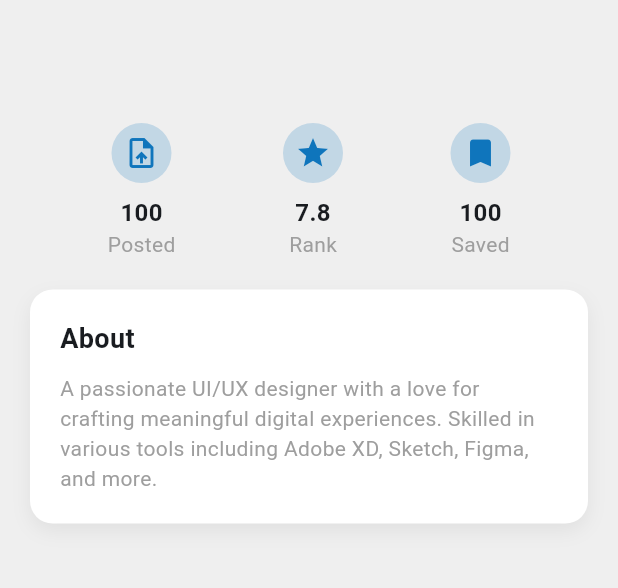
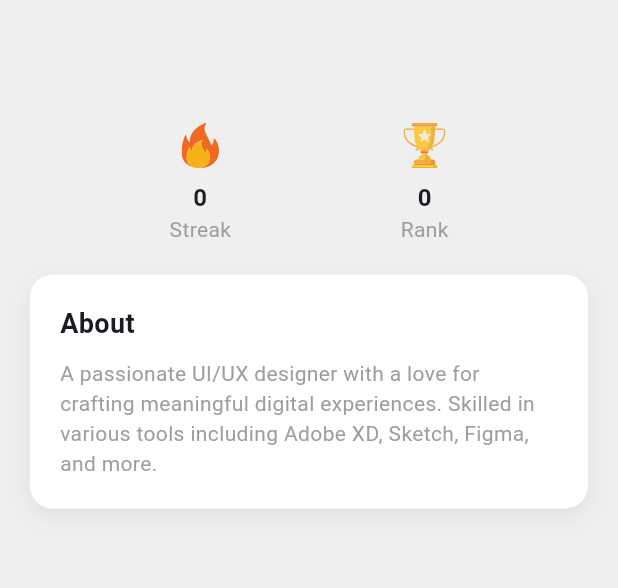
Before and after one commit to Dewchathu/naviX, a Flutter app: the ProfileScreen screen opened directly, on a phone screen of 412 x 824 dp, the part 309-897 px from its top. Run offline on Flutter 3.47's test engine with Material 3 defaults, Android fonts, the phone set to English and light mode, and no system bars; our stand-ins replace cloud_firestore, firebase_auth, firebase_core, firebase_storage, flutter_dotenv, flutter_gemini and 15 more; accounts and stored records are empty.

Commit message:
202501252343

```diff
--- /dev/null
+++ b/lib/providers/streak_provider.dart
@@ -0,0 +1,19 @@
+import 'package:flutter/material.dart';
+import 'package:navix/services/streak_service.dart';
+
+class StreakProvider with ChangeNotifier {
+  final StreakService _streakService = StreakService();
+  Map<String, dynamic> _streak = {};
+
+  Map<String, dynamic> get streak => _streak;
+
+  Future<void> loadStreak() async {
+    _streak = await _streakService.getUserStreakInfo();
+    notifyListeners();
+  }
+
+  Future<void> updateStreak() async {
+    await _streakService.updateLastActiveDate();
+    await loadStreak();
+  }
+}
--- a/lib/screens/profile_screen.dart
+++ b/lib/screens/profile_screen.dart
@@ -2,6 +2,7 @@ import 'dart:io';
 
 import 'package:flutter/material.dart';
 import 'package:flutter/services.dart';
+import 'package:flutter_svg/svg.dart';
 import 'package:image_picker/image_picker.dart';
 import 'package:provider/provider.dart';
 import '../actions/move_to_next_sceen.dart';
@@ -25,6 +26,8 @@ class _ProfileScreenState extends State<ProfileScreen> {
   final TextEditingController _nameController = TextEditingController();
   final TextEditingController _emailController = TextEditingController();
   String profilePictureUrl = "";
+  int streak = 0;
+  int rank = 0;
 
   @override
   void initState() {
@@ -44,6 +47,8 @@ class _ProfileScreenState extends State<ProfileScreen> {
 
           _nameController.text = userInfo["name"] ?? "";
           _emailController.text = userInfo["email"] ?? "";
+          streak = userInfo["dailyStreak"] ?? 0;
+          rank = userInfo["rank"] ?? 0;
         });
       }
     } catch (e) {
@@ -141,9 +146,8 @@ class _ProfileScreenState extends State<ProfileScreen> {
             Row(
               mainAxisAlignment: MainAxisAlignment.spaceEvenly,
               children: [
-                _buildStatCard('100', 'Posted', Icons.upload_file),
-                _buildStatCard('7.8', 'Rank', Icons.star),
-                _buildStatCard('100', 'Saved', Icons.bookmark),
+                _buildStatCard(streak.toString(), 'Streak', 'assets/svgs/flame.svg'),
+                _buildStatCard(rank.toString(), 'Rank', 'assets/svgs/winner.svg'),
               ],
             ),
             const SizedBox(height: 20),
@@ -188,12 +192,13 @@ class _ProfileScreenState extends State<ProfileScreen> {
     );
   }
 
-  Widget _buildStatCard(String value, String label, IconData icon) {
+  Widget _buildStatCard(String value, String label, String img) {
     return Column(
       children: [
-        CircleAvatar(
-          backgroundColor: const Color(0xFF0F75BC).withOpacity(0.2),
-          child: Icon(icon, color: const Color(0xFF0F75BC)),
+        SvgPicture.asset(
+          img,
+          width: 30,
+          height: 30,
         ),
         const SizedBox(height: 8),
         Text(
--- a/lib/screens/signup_screen.dart
+++ b/lib/screens/signup_screen.dart
@@ -116,6 +116,7 @@ class _SignupFormState extends State<SignupForm> {
             "score": 0,
             "dailyStreak": 0,
             "lastActiveDate": null,
+            "rank": 0
           }).then((value) {
             setState(() {
               isLoading = true;
--- a/lib/screens/splash_screen.dart
+++ b/lib/screens/splash_screen.dart
@@ -1,5 +1,4 @@
 import 'dart:async';
-
 import 'package:flutter/material.dart';
 import 'package:internet_connection_checker_plus/internet_connection_checker_plus.dart';
 import 'package:navix/actions/move_to_next_sceen.dart';
@@ -204,7 +203,7 @@ class _SplashScreenState extends State<SplashScreen> {
                     fontWeight: FontWeight.bold,
                     color: Colors.white)
             ),
-            const SizedBox(height: 10)
+            const SizedBox(height: 20)
           ],
         ),
       ),
--- a/lib/services/auth_service.dart
+++ b/lib/services/auth_service.dart
@@ -99,6 +99,7 @@ class AuthService {
               "score": 0,
               "dailyStreak": 0,
               "lastActiveDate": null,
+              "rank": 0
             };
 
             // Add user details to Firestore for the first time
--- a/pubspec.yaml
+++ b/pubspec.yaml
@@ -31,10 +31,10 @@ dependencies:
   flutter_local_notifications: ^17.2.3
   timezone: ^0.9.4
   home_widget: ^0.7.0
-  random_color: ^1.0.5
   percent_indicator: ^4.2.4
   internet_connection_checker_plus: ^2.7.0
   permission_handler: ^11.3.1
+  flutter_svg: ^2.0.17
 
 
 dev_dependencies:
@@ -48,3 +48,4 @@ flutter:
     - assets/images/
     - .env
     - assets/jsons/
+    - assets/svgs/
```
Also changed, not shown: lib/main.dart (+10 -3 lines), lib/screens/video_player_screen.dart (+7 -54 lines), lib/services/firestore_service.dart (+25 -6 lines), lib/services/streak_service.dart (added, +76 -0 lines), lib/widgets/calender.dart (+23 -5 lines), lib/widgets/home_scroll.dart (+4 -3 lines), lib/widgets/leader_board.dart (+17 -9 lines), assets/svgs/flame.svg (added), assets/svgs/winner.svg (added), pubspec.lock.
